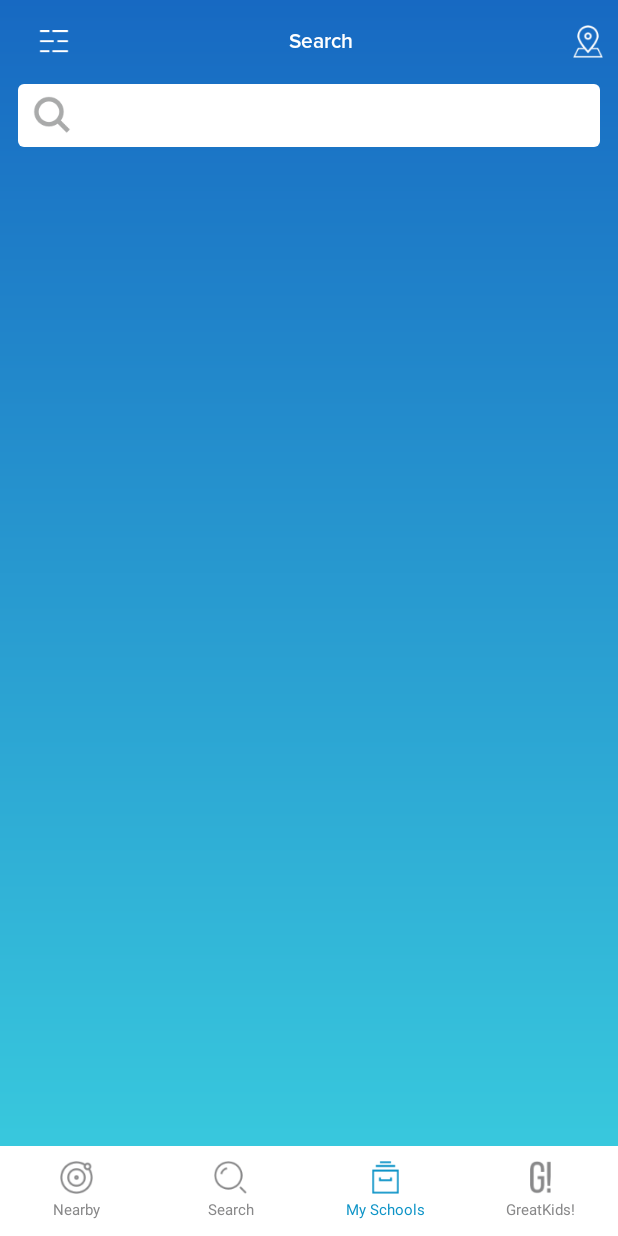
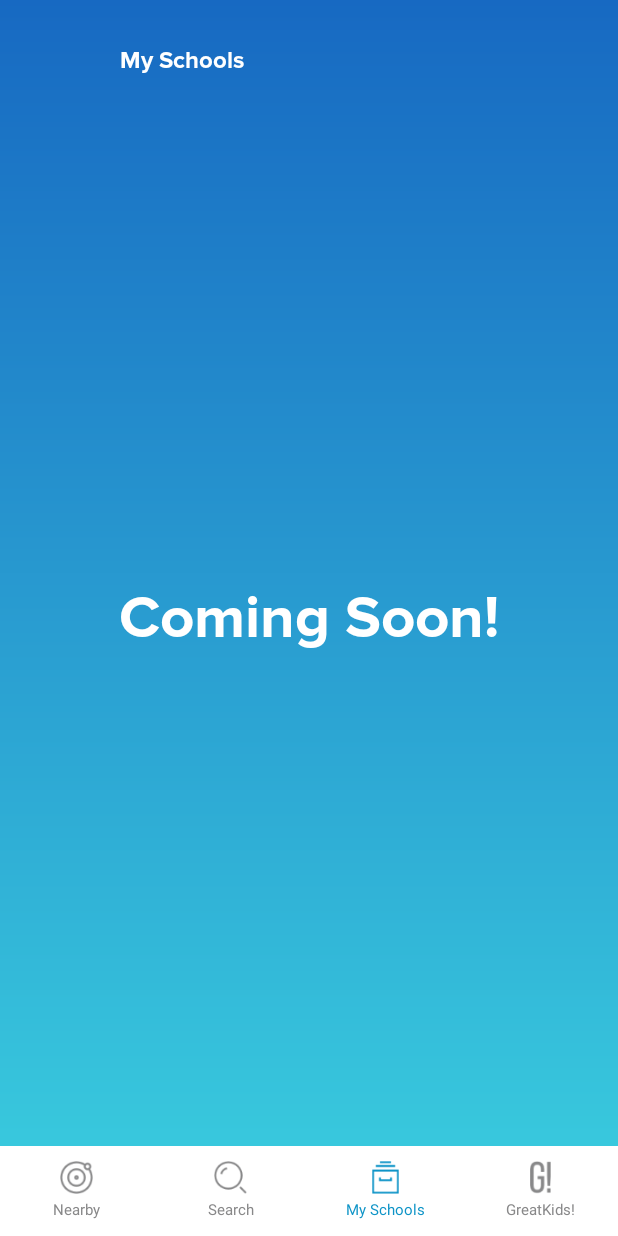
Before and after one commit to publicgreatschools/greatschool-android, an Android app: the screen it shows after launch (HomeActivity), item 3 of the bottom bar chosen, on a phone screen of 412 x 824 dp. Run offline under Robolectric (Android 15) with nearby library versions, the phone set to English and light mode, and no system bars; 7 statements that could not run were skipped.

Commit message:
coming soon

```diff
--- a/app/src/main/java/com/greatschool/android/ui/HomeActivity.java
+++ b/app/src/main/java/com/greatschool/android/ui/HomeActivity.java
@@ -82,12 +82,6 @@ public class HomeActivity extends BaseActivity implements TabLayout.OnTabSelecte
         Object tag = tab.getTag();
 
         mCurrentPage = mHomePagerAdapter.getPageIndexForTag(tag);
-
-        if (mCurrentPage == MySchoolFragment.INDEX || mCurrentPage == GreatKidFragment.INDEX) {
-            Toast.makeText(this, R.string.coming_soon, Toast.LENGTH_SHORT).show();
-            return;
-        }
-
         mViewPager.setCurrentItem(mCurrentPage);
     }
 
--- a/app/src/main/java/com/greatschool/android/ui/nearby/NearbyFragment.java
+++ b/app/src/main/java/com/greatschool/android/ui/nearby/NearbyFragment.java
@@ -1,8 +1,5 @@
 package com.greatschool.android.ui.nearby;
 
-import android.graphics.Color;
-import android.graphics.LinearGradient;
-import android.graphics.Shader;
 import android.os.Bundle;
 import android.support.annotation.Nullable;
 import android.text.Html;
@@ -26,7 +23,6 @@ public class NearbyFragment extends TabbedFragment implements View.OnClickListen
 
     public static final int INDEX = 0;
     private Button mExplore;
-    private TextView mSchoolSizeView;
     private ViewGroup mHomeStart, mHomeFullScreen;
     private LinearLayout mAssignedSchoolLayout;
 
@@ -74,13 +70,6 @@ public class NearbyFragment extends TabbedFragment implements View.OnClickListen
         mExplore.setOnClickListener(this);
 
         mAssignedSchoolLayout = (LinearLayout) view.findViewById(R.id.assigned_schools);
-
-//        mSchoolSizeView = (TextView) view.findViewById(R.id.school_size);
-//
-//        Shader textShader = new LinearGradient(0, 0, 30, 400,
-//                new int[]{Color.WHITE, Color.LTGRAY},
-//                new float[]{0, 1}, Shader.TileMode.CLAMP);
-//        mSchoolSizeView.getPaint().setShader(textShader);
 
         mHomeStart.setVisibility(View.VISIBLE);
         mHomeFullScreen.setVisibility(View.GONE);
--- a/app/src/main/res/layout/myschool.xml
+++ b/app/src/main/res/layout/myschool.xml
@@ -1,8 +1,38 @@
 <?xml version="1.0" encoding="utf-8"?>
-<LinearLayout xmlns:android="http://schemas.android.com/apk/res/android"
-              android:orientation="vertical"
-              android:background="#E9EEEF"
-              android:layout_width="match_parent"
-              android:layout_height="match_parent">
+<RelativeLayout xmlns:android="http://schemas.android.com/apk/res/android"
+                xmlns:font="http://schemas.android.com/apk/res-auto"
+                android:layout_width="match_parent"
+                android:layout_height="match_parent"
+                android:background="@drawable/school_bg"
+                android:orientation="vertical">
 
-</LinearLayout>
+
+    <com.greatschool.android.ui.common.font.TypefacedTextView
+        android:layout_width="wrap_content"
+        android:layout_height="wrap_content"
+        android:layout_marginLeft="80dp"
+        android:layout_marginTop="30dp"
+        android:text="@string/my_school"
+        android:textColor="@android:color/white"
+        android:textSize="16sp"
+        font:typeface="proxima_nova_bold"/>
+
+
+    <RelativeLayout
+        android:layout_width="match_parent"
+        android:layout_height="match_parent"
+        android:layout_marginTop="60dp">
+
+        <com.greatschool.android.ui.common.font.TypefacedTextView
+            android:layout_width="wrap_content"
+            android:layout_height="wrap_content"
+            android:layout_centerInParent="true"
+            android:text="@string/coming_soon"
+            android:textColor="@android:color/white"
+            android:textSize="40sp"
+            font:typeface="proxima_nova_bold"/>
+
+    </RelativeLayout>
+
+
+</RelativeLayout>
--- a/app/src/main/res/values/strings.xml
+++ b/app/src/main/res/values/strings.xml
@@ -47,7 +47,7 @@
     <string name="favorite">Favorite</string>
     <string name="detail_header_title">College Park High School</string>
     <string name="detail_overview">DETAILS OVERVIEW</string>
-    <string name="coming_soon">Coming soon!</string>
+    <string name="coming_soon">Coming Soon!</string>
     <string name="art"><![CDATA[Art & Music]]></string>
     <string name="chess">Chess</string>
     <string name="sports">Sports</string>
@@ -59,4 +59,5 @@
     <string name="review_info2">The administration at this school is an embarrassment. The level of incompetency is monumental. The fact that the students succeed at all is due entirely to the many excellent teachers and parental involvement.</string>
     <string name="review_info3">I\'ve only been going to College Park for a week now and I already love the school! Not only do the teachers care, but the electives they offer are more than I\'ve ever seen!</string>
     <string name="description">In 2014-2015 California used the California Standard Tests (CSTs) to test students in science in grades 5,8 and 10,. The CSTs are standards-based tests, which means they measure how well students are mastering specific skills defined for each grade...More</string>
+    <string name="greate_kid">GreatKids</string>
 </resources>
```
Also changed, not shown: app/src/main/res/layout/greatkid.xml (+36 -6 lines).
